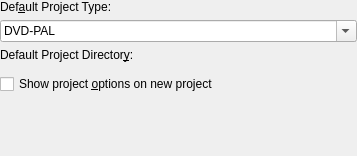
Before: the Qt Designer form src/kmfoptions.ui in google-code-export/kmediafactory, drawn with Qt 5.
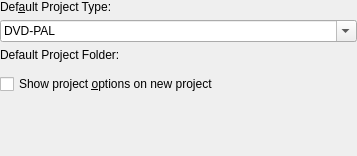
After: the same form once the commit is applied. Custom widgets are drawn as their Qt base class.

Commit message: * give most dialogs a parent. * replace the usage of 'directory' with 'folder', patches from Craig Drummond

```diff
--- a/src/kmfoptions.ui
+++ b/src/kmfoptions.ui
@@ -61,7 +61,7 @@
    <item>
     <widget class="QLabel" name="directoryLabel" >
      <property name="text" >
-      <string>Default Project Director&amp;y:</string>
+      <string>Default Project Folder:</string>
      </property>
      <property name="wordWrap" >
       <bool>false</bool>
```
The commit also changes 13 other files.
